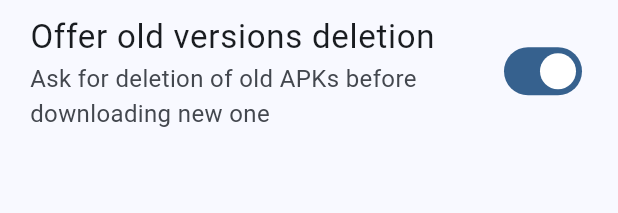
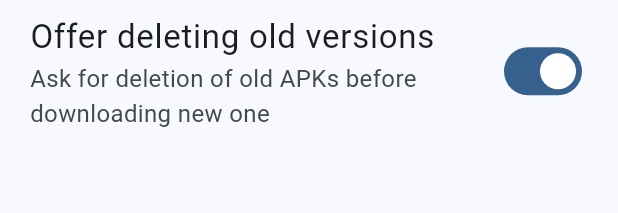
Before and after one commit to xayron/glassdown, a Flutter app: the OfferDeletingOldApks widget shown alone on an empty page, opened directly, on a phone screen of 412 x 824 dp. Shown: the top 213 px of the screen. Run offline on Flutter 3.47's test engine with Material 3 defaults, Android fonts, the phone set to English and light mode, and no system bars; drawn by our look-alikes of dynamic_color; our stand-ins replace dart_mappable, device_info_plus, dio, file_picker, google_fonts, internet_connection_checker_plus and 7 more; missing offline and left inert: flutter_archive, flutter_logs; accounts and stored records are empty; generated files the repository leaves out were written again.

Commit message:
better description of deletion dialog option

```diff
--- a/lib/ui/views/settings/items/offer_deleting_old_apks/offer_deleting_old_apks.dart
+++ b/lib/ui/views/settings/items/offer_deleting_old_apks/offer_deleting_old_apks.dart
@@ -21,7 +21,7 @@ class OfferDeletingOldApks extends StackedView<OfferDeletingOldApksModel> {
           : null,
       child: ItemWrapper(
         enabled: !viewModel.autoRemove,
-        mainText: 'Offer old versions deletion',
+        mainText: 'Offer deleting old versions',
         secondaryText:
             'Ask for deletion of old APKs before downloading new one',
         trailingWidget: Switch(
```
